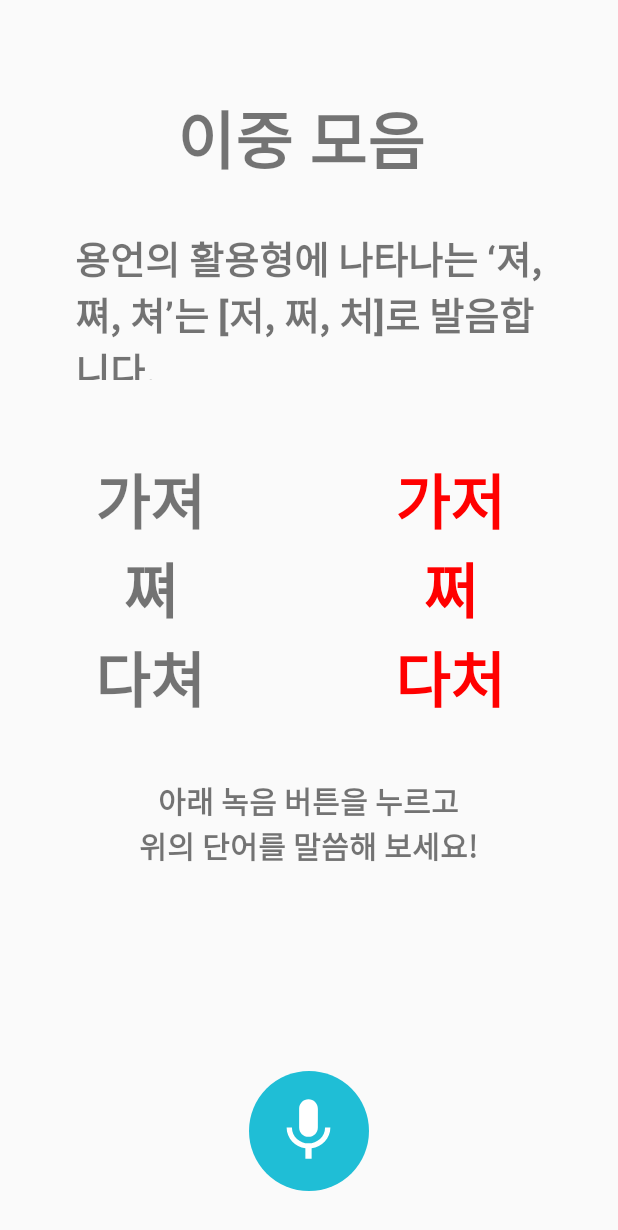
After one commit to StartupChallenge/StartupChallenge, an Android app: the layout pronunciation.xml on its own in the app's theme, with its tools: preview values and no code run, on a phone screen of 412 x 824 dp. The commit adds this screen. Shown: the top 1230 px of the screen. Run offline under Robolectric (Android 15) with nearby library versions, the phone set to English and light mode, and no system bars.

Commit message:
#1 표준 발음법 '이중 모음' 설명 배치

```diff
--- a/app/src/main/res/layout/fragment_syllable.xml
+++ b/app/src/main/res/layout/fragment_syllable.xml
@@ -122,7 +122,7 @@
                 android:layout_width="match_parent"
                 android:layout_height="100dp"
                 android:layout_marginVertical="10dp"
-                android:src="@drawable/sample_tongue" />
+                android:src="@drawable/consonant_1" />
 
             <TextView
                 android:id="@+id/textView_explain_consonant"
@@ -151,7 +151,7 @@
                 android:layout_width="match_parent"
                 android:layout_height="100dp"
                 android:layout_marginVertical="10dp"
-                android:src="@drawable/sample_lips" />
+                android:src="@drawable/vowel_1" />
 
             <TextView
                 android:id="@+id/textView_explain_vowel"
--- /dev/null
+++ b/app/src/main/res/layout/pronunciation.xml
@@ -0,0 +1,120 @@
+<?xml version="1.0" encoding="utf-8"?>
+<androidx.constraintlayout.widget.ConstraintLayout
+    xmlns:android="http://schemas.android.com/apk/res/android"
+    xmlns:app="http://schemas.android.com/apk/res-auto"
+    xmlns:tools="http://schemas.android.com/tools"
+    android:layout_width="match_parent"
+    android:layout_height="match_parent">
+
+    <LinearLayout
+        android:layout_width="match_parent"
+        android:layout_height="match_parent"
+        android:orientation="vertical"
+        android:paddingTop="30dp"
+        android:paddingBottom="30dp"
+        tools:layout_editor_absoluteX="-171dp"
+        tools:layout_editor_absoluteY="-234dp">
+
+        <TextView
+            android:id="@+id/Title"
+            android:layout_width="wrap_content"
+            android:layout_height="wrap_content"
+            android:layout_gravity="center"
+            android:layout_margin="30dp"
+            android:text="이중 모음 "
+            android:textSize="42sp"
+            android:textStyle="bold" />
+
+        <TextView
+            android:id="@+id/explain"
+            android:layout_width="wrap_content"
+            android:layout_height="100dp"
+            android:layout_gravity="center"
+            android:layout_marginLeft="50dp"
+            android:layout_marginRight="50dp"
+            android:text="용언의 활용형에 나타나는 ‘져, 쪄, 쳐’는 [저, 쩌, 처]로 발음합니다."
+            android:textSize="25sp"
+            android:textStyle="bold" />
+
+        <LinearLayout
+            android:layout_width="match_parent"
+            android:layout_height="240dp"
+            android:layout_marginTop="15dp"
+            android:layout_marginBottom="10dp"
+            android:orientation="horizontal">
+
+            <TextView
+                android:id="@+id/example"
+                android:layout_width="100dp"
+                android:layout_height="170dp"
+                android:layout_gravity="center"
+                android:layout_marginLeft="50dp"
+                android:layout_marginRight="50dp"
+                android:text="가져\n쪄\n다쳐"
+                android:textAlignment="center"
+                android:textSize="40dp"
+                android:textStyle="bold" />
+
+            <TextView
+                android:id="@+id/example_pron"
+                android:layout_width="100dp"
+                android:layout_height="170dp"
+                android:layout_gravity="center"
+                android:layout_marginLeft="50dp"
+                android:layout_marginRight="50dp"
+                android:text="가저\n쩌\n다처"
+                android:textAlignment="center"
+                android:textColor="@color/red"
+                android:textSize="40dp"
+                android:textStyle="bold" />
+        </LinearLayout>
+
+        <TextView
+            android:id="@+id/offering"
+            android:layout_width="wrap_content"
+            android:layout_height="wrap_content"
+            android:layout_gravity="center"
+            android:text="아래 녹음 버튼을 누르고\n위의 단어를 말씀해 보세요!"
+            android:textAlignment="center"
+            android:textSize="20sp"
+            android:textStyle="bold" />
+
+        <TextView
+            android:id="@+id/result"
+            android:layout_width="match_parent"
+            android:layout_height="wrap_content"
+            android:layout_marginTop="10dp"
+            android:layout_marginBottom="10dp"
+            android:gravity="center"
+            android:textSize="20sp"
+            android:textStyle="bold"
+            app:layout_constraintBottom_toTopOf="@+id/btn_syllable_record"
+            app:layout_constraintTop_toBottomOf="@+id/textView_syllable_result"
+            app:layout_constraintVertical_bias="0.1"
+            tools:layout_editor_absoluteX="0dp" />
+
+    </LinearLayout>
+
+    <FrameLayout
+        android:id="@+id/btn_pronunciation_record"
+        android:layout_width="wrap_content"
+        android:layout_height="wrap_content"
+        android:layout_marginBottom="30dp"
+        app:layout_constraintBottom_toBottomOf="parent"
+        app:layout_constraintEnd_toEndOf="parent"
+        app:layout_constraintStart_toStartOf="parent">
+
+        <ImageView
+            android:layout_width="wrap_content"
+            android:layout_height="match_parent"
+            android:src="@drawable/shape_button_record" />
+
+        <ImageView
+            android:id="@+id/imageView_record_off"
+            android:layout_width="50dp"
+            android:layout_height="50dp"
+            android:layout_gravity="center"
+            android:src="@drawable/ic_mic" />
+    </FrameLayout>
+
+</androidx.constraintlayout.widget.ConstraintLayout>
```
